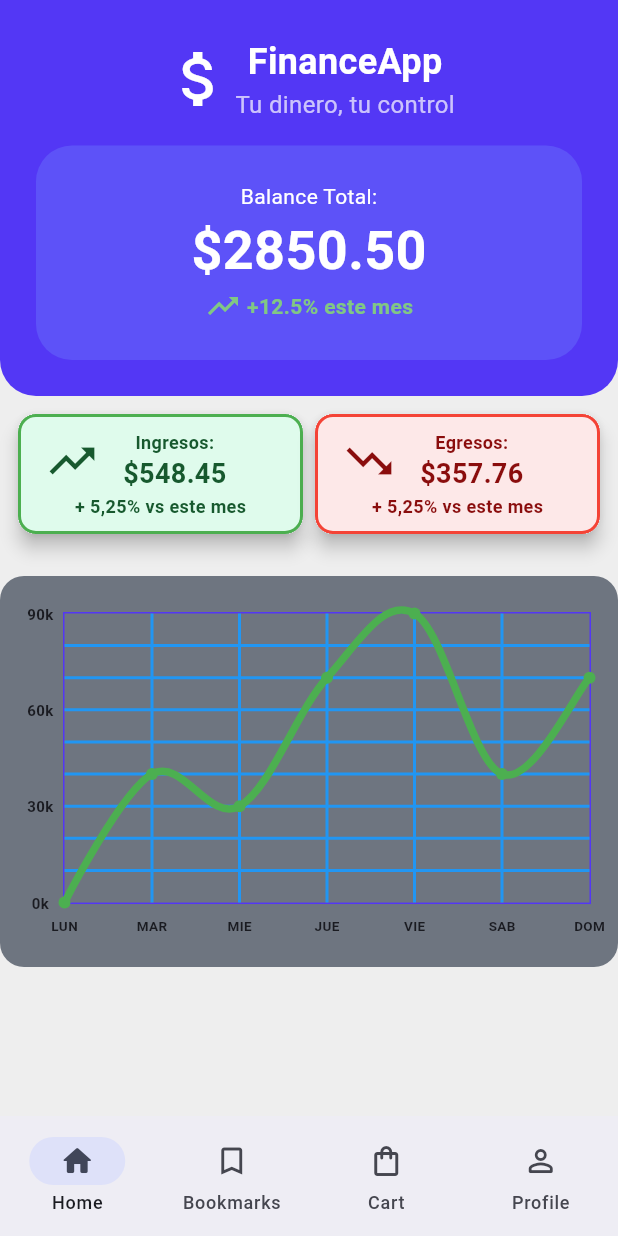
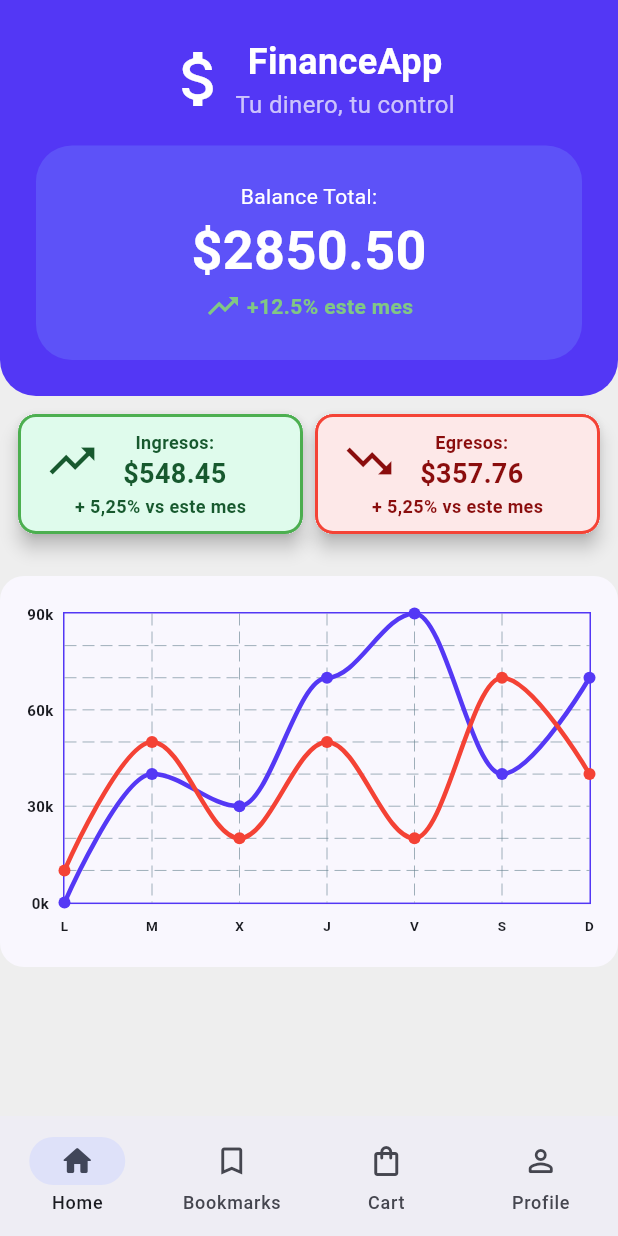
Before and after one commit to VECTOR416/Flutter-Manejo-Divisas, a Flutter app: the screen it shows after launch, on a phone screen of 412 x 824 dp. Run offline on Flutter 3.47's test engine with Material 3 defaults, Android fonts, the phone set to English and light mode, and no system bars; drawn by our look-alikes of fl_chart; our stand-ins replace go_router.

Commit message:
refactor(homescreen): Cambios en el custom line chart

```diff
--- a/lib/presentation/widgets/home-screen/custom_line_chart.dart
+++ b/lib/presentation/widgets/home-screen/custom_line_chart.dart
@@ -9,7 +9,7 @@ class CustomLineChart extends StatelessWidget {
     return Container(
       padding: EdgeInsets.fromLTRB(12, 24, 18, 12),
       decoration: BoxDecoration(
-        color: Color(0xFF6e7580),
+        color: Color(0xFFf9f7fe),
         borderRadius: BorderRadius.all(Radius.circular(16))
       ),
       child: Stack(
@@ -33,9 +33,7 @@ LineChartData mainData() {
       drawVerticalLine: true,
       horizontalInterval: 1,
       verticalInterval: 1,
-      drawHorizontalLine: true,
-      getDrawingHorizontalLine: (value) => FlLine(color: Colors.blue),
-      getDrawingVerticalLine: (value) => FlLine(color: Colors.blue),
+      drawHorizontalLine: true
     ),
     titlesData: FlTitlesData(
       show: true,
@@ -64,7 +62,8 @@ LineChartData mainData() {
     ),
     lineBarsData: [
       LineChartBarData(
-        color: Colors.green,
+        preventCurveOverShooting: true,
+        color: Color(0xFF5438f5),
         spots: const [
           FlSpot(0, 0),
           FlSpot(1, 4),
@@ -75,7 +74,25 @@ LineChartData mainData() {
           FlSpot(6, 7),
         ],
         isCurved: true,
-        barWidth: 5,
+        barWidth: 3,
+        isStrokeCapRound: true,
+        dotData: const FlDotData(show: true),
+
+      ),
+      LineChartBarData(
+        preventCurveOverShooting: true,
+        color: Color(0xFFf44235),
+        spots: const [
+          FlSpot(0, 1),
+          FlSpot(1, 5),
+          FlSpot(2, 2),
+          FlSpot(3, 5),
+          FlSpot(4, 2),
+          FlSpot(5, 7),
+          FlSpot(6, 4),
+        ],
+        isCurved: true,
+        barWidth: 3,
         isStrokeCapRound: true,
         dotData: const FlDotData(show: true),
 
@@ -89,25 +106,25 @@ Widget bottomTitleWidgets(double value, TitleMeta meta) {
   Widget text;
   switch (value.toInt()) {
     case 0:
-      text = const Text('LUN', style: style);
+      text = const Text('L', style: style);
       break;
     case 1:
-      text = const Text('MAR', style: style);
+      text = const Text('M', style: style);
       break;
     case 2:
-      text = const Text('MIE', style: style);
+      text = const Text('X', style: style);
       break;
     case 3:
-      text = const Text('JUE', style: style);
+      text = const Text('J', style: style);
       break;
     case 4:
-      text = const Text('VIE', style: style);
+      text = const Text('V', style: style);
       break;
     case 5:
-      text = const Text('SAB', style: style);
+      text = const Text('S', style: style);
       break;
     case 6:
-      text = const Text('DOM', style: style);
+      text = const Text('D', style: style);
       break;
     default:
       text = const Text('', style: style);
```
